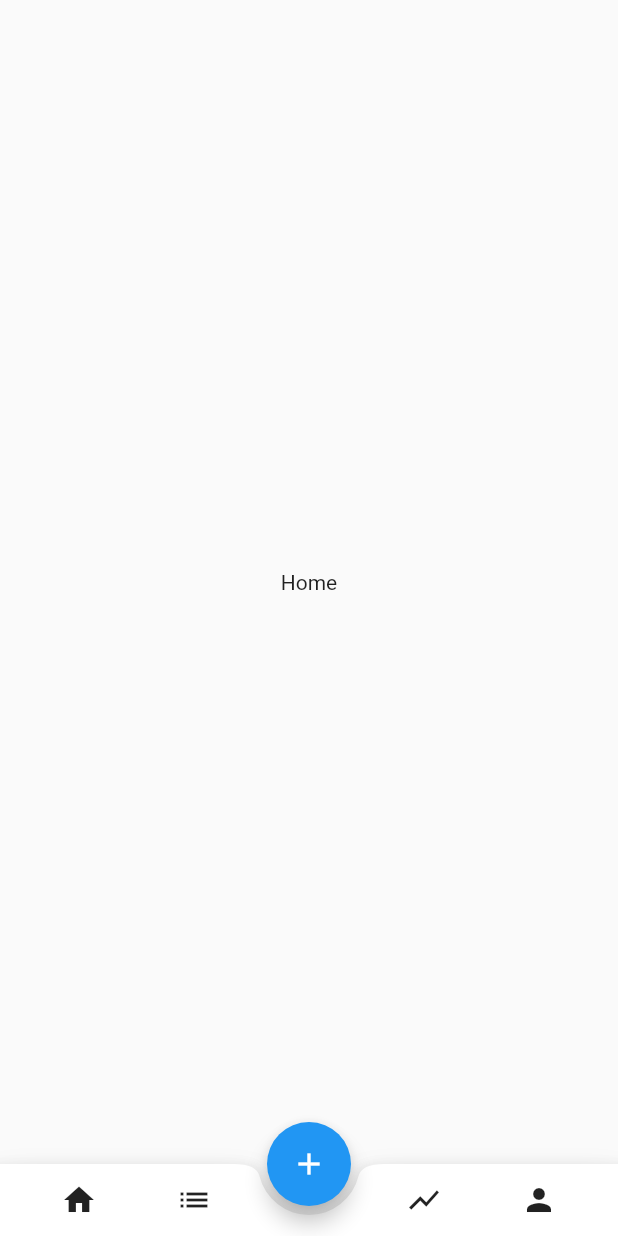
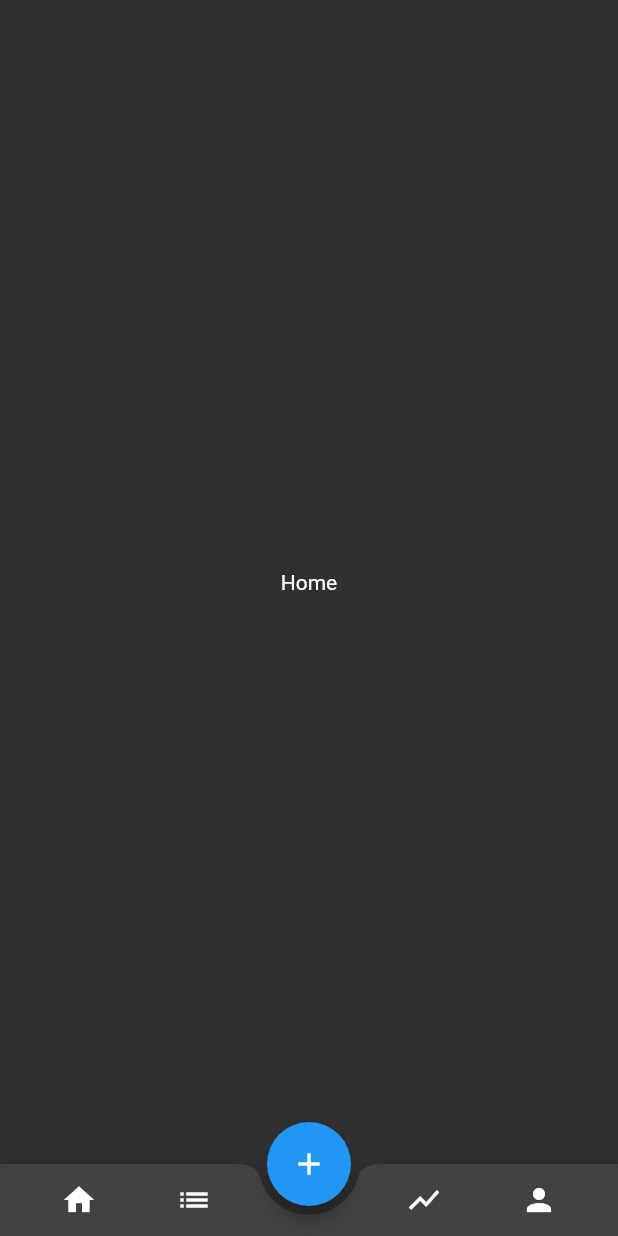
Before and after one commit to Redpoint-app/Redpoint, a Flutter app: the screen it shows after launch, on a phone screen of 412 x 824 dp. Run offline on Flutter 3.47's test engine with Material 2 defaults, Android fonts, the phone set to English and light mode, and no system bars.

Commit message:
updated themeing

```diff
--- a/lib/main.dart
+++ b/lib/main.dart
@@ -17,6 +17,7 @@ class MyApp extends StatelessWidget {
       theme: ThemeData(
         brightness: Brightness.light,
         primaryColor: Colors.blue,
+        disabledColor: const Color.fromRGBO(220, 220, 220, 1),
         chipTheme: const ChipThemeData(
             selectedColor: Colors.blue,
             backgroundColor: Color.fromRGBO(220, 220, 220, 1),
@@ -28,10 +29,13 @@ class MyApp extends StatelessWidget {
               color: Colors.white,
               fontWeight: FontWeight.w500,
             )),
+        floatingActionButtonTheme: const FloatingActionButtonThemeData(
+            backgroundColor: Colors.blue, foregroundColor: Colors.white),
       ),
       darkTheme: ThemeData(
           brightness: Brightness.dark,
           primaryColor: Colors.blue,
+          disabledColor: const Color.fromRGBO(73, 73, 73, 1),
           chipTheme: const ChipThemeData(
               selectedColor: Colors.blue,
               backgroundColor: Color.fromRGBO(73, 73, 73, 1),
@@ -40,8 +44,8 @@ class MyApp extends StatelessWidget {
                 fontWeight: FontWeight.w500,
               )),
           floatingActionButtonTheme: const FloatingActionButtonThemeData(
-              foregroundColor: Colors.white)),
-      themeMode: ThemeMode.light,
+              backgroundColor: Colors.blue, foregroundColor: Colors.white)),
+      themeMode: ThemeMode.dark,
       home: const MyHomePage(title: 'Flutter Demo Home Page'),
       debugShowCheckedModeBanner: false,
     );
--- a/lib/widgets/nav/add_button.dart
+++ b/lib/widgets/nav/add_button.dart
@@ -31,7 +31,6 @@ class _AddButtonState extends State<AddButton> {
   @override
   Widget build(BuildContext context) {
     return FloatingActionButton(
-      backgroundColor: Theme.of(context).primaryColor,
         tooltip: "Add Route",
         child: const Icon(Icons.add),
         onPressed: () {
```
